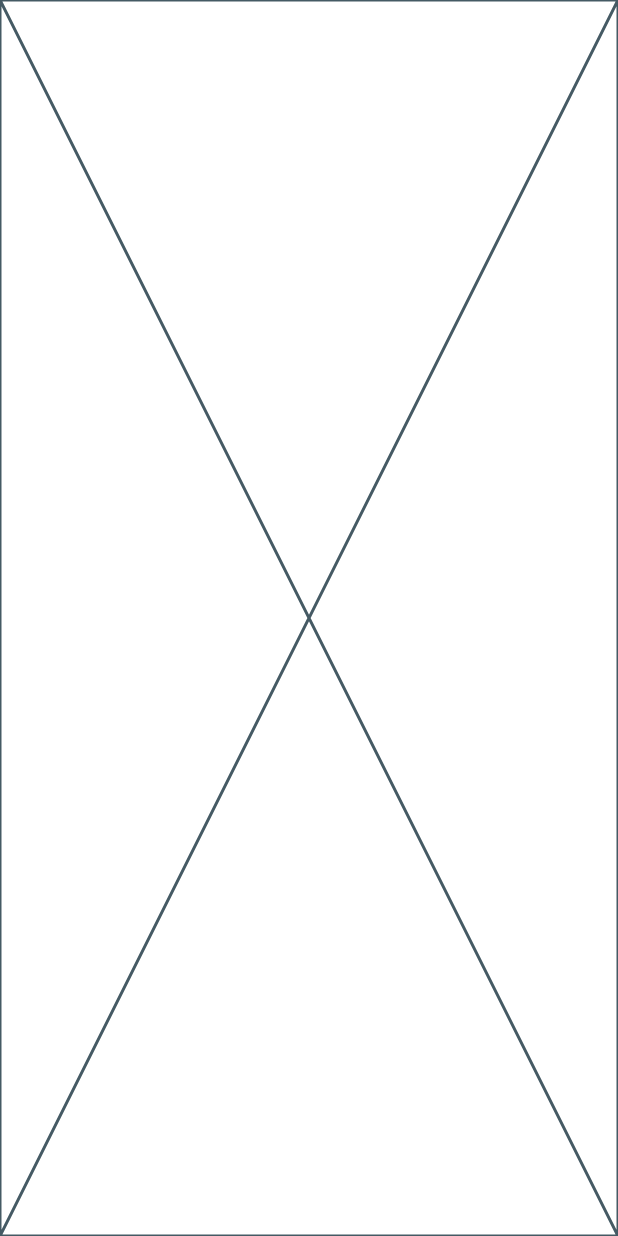
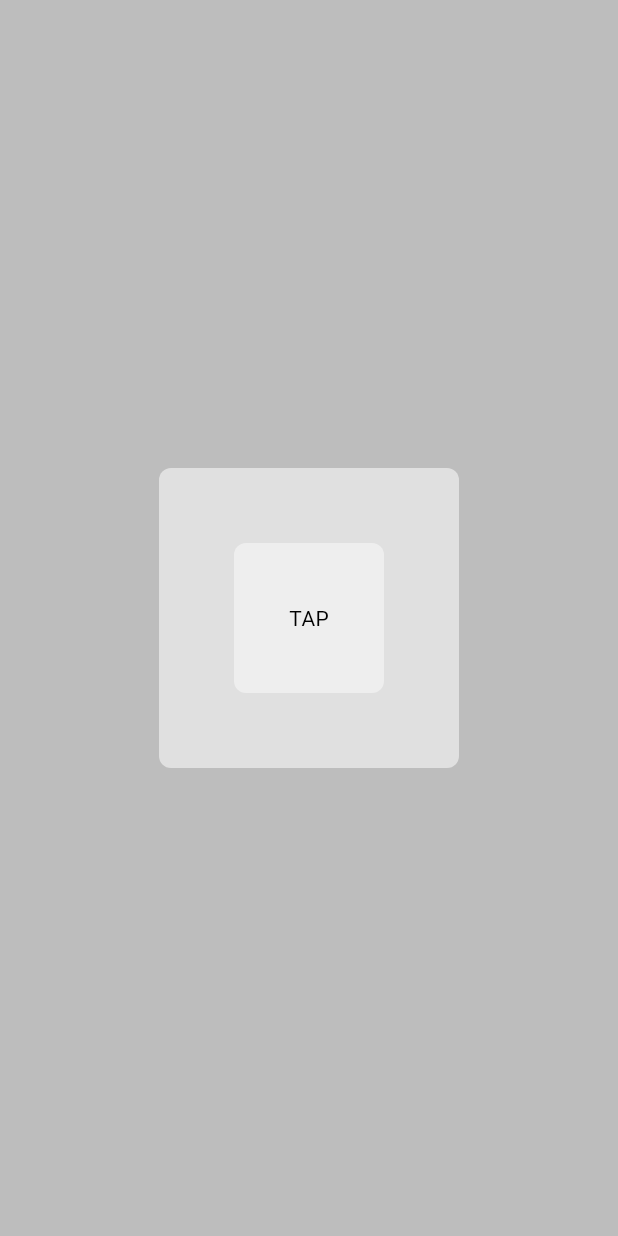
Before and after one commit to kboomska/vk, a Flutter app: the screen it shows after launch, on a phone screen of 412 x 824 dp. Run offline on Flutter 3.47's test engine with Material 2 defaults, Android fonts, the phone set to English and light mode, and no system bars; our stand-ins replace shared_preferences.

Commit message:
Created simple HomeScreen. Implementing light and dark color schemes

```diff
--- /dev/null
+++ b/lib/src/common/app/model/app_theme.dart
@@ -0,0 +1,21 @@
+import 'package:flutter/material.dart';
+
+ThemeData lightTheme = ThemeData(
+  brightness: Brightness.light,
+  useMaterial3: true,
+  colorScheme: ColorScheme.light(
+    background: Colors.grey.shade400,
+    primary: Colors.grey.shade300,
+    secondary: Colors.grey.shade200,
+  ),
+);
+
+ThemeData darkTheme = ThemeData(
+  brightness: Brightness.dark,
+  useMaterial3: true,
+  colorScheme: ColorScheme.dark(
+    background: Colors.grey.shade900,
+    primary: Colors.grey.shade800,
+    secondary: Colors.grey.shade700,
+  ),
+);
--- a/lib/src/common/app/widget/material_context.dart
+++ b/lib/src/common/app/widget/material_context.dart
@@ -1,6 +1,8 @@
 import 'package:flutter/material.dart';
 
+import 'package:vk/src/common/app/model/app_theme.dart';
 import 'package:vk/src/common/constant/configuration.dart';
+import 'package:vk/src/feature/home/widget/home_screen.dart';
 
 /// [MaterialContext] is an entry point to the material context.
 ///
@@ -16,8 +18,9 @@ class MaterialContext extends StatelessWidget {
       // TODO(kboomska): implement localization
       localizationsDelegates: const <LocalizationsDelegate<Object?>>[],
       // TODO(kboomska): implement theme
-      theme: ThemeData.light(useMaterial3: true),
-      home: const Placeholder(),
+      theme: lightTheme,
+      darkTheme: darkTheme,
+      home: const HomeScreen(),
       builder: (context, child) => MediaQuery(
         data: MediaQuery.of(context).copyWith(textScaleFactor: 1),
         child: child ?? const SizedBox.shrink(),
--- /dev/null
+++ b/lib/src/feature/home/widget/home_screen.dart
@@ -0,0 +1,22 @@
+import 'package:flutter/material.dart';
+
+import 'package:vk/src/feature/home/widget/theme_button.dart';
+
+/// Simple HomeScreen Widget
+class HomeScreen extends StatelessWidget {
+  const HomeScreen({super.key});
+
+  @override
+  Widget build(BuildContext context) {
+    return Scaffold(
+      backgroundColor: Theme.of(context).colorScheme.background,
+      body: Center(
+        child: ThemeButton(
+          primaryColor: Theme.of(context).colorScheme.primary,
+          secondaryColor: Theme.of(context).colorScheme.secondary,
+          onTap: () {},
+        ),
+      ),
+    );
+  }
+}
--- /dev/null
+++ b/lib/src/feature/home/widget/theme_button.dart
@@ -0,0 +1,42 @@
+import 'package:flutter/material.dart';
+
+/// Theme switch button widget
+class ThemeButton extends StatelessWidget {
+  const ThemeButton({
+    super.key,
+    required this.primaryColor,
+    required this.secondaryColor,
+    required this.onTap,
+  });
+
+  final Color? primaryColor;
+  final Color? secondaryColor;
+
+  final void Function()? onTap;
+
+  @override
+  Widget build(BuildContext context) {
+    return Container(
+      decoration: BoxDecoration(
+        color: primaryColor,
+        borderRadius: BorderRadius.circular(8.0),
+      ),
+      width: 200,
+      height: 200,
+      padding: const EdgeInsets.all(50),
+      child: GestureDetector(
+        onTap: onTap,
+        child: Container(
+          decoration: BoxDecoration(
+            color: secondaryColor,
+            borderRadius: BorderRadius.circular(8.0),
+          ),
+          padding: const EdgeInsets.all(25.0),
+          child: const Center(
+            child: Text('TAP'),
+          ),
+        ),
+      ),
+    );
+  }
+}
--- a/lib/src/feature/initialization/logic/initialization_processor.dart
+++ b/lib/src/feature/initialization/logic/initialization_processor.dart
@@ -6,6 +6,8 @@ import 'package:vk/src/feature/initialization/model/dependencies.dart';
 
 /// A class which is responsible for processing initialization steps.
 class InitializationProcessor {
+  const InitializationProcessor();
+
   Future<Dependencies> _initDependencies() async {
     final sharedPreferences = await SharedPreferences.getInstance();
 
```
